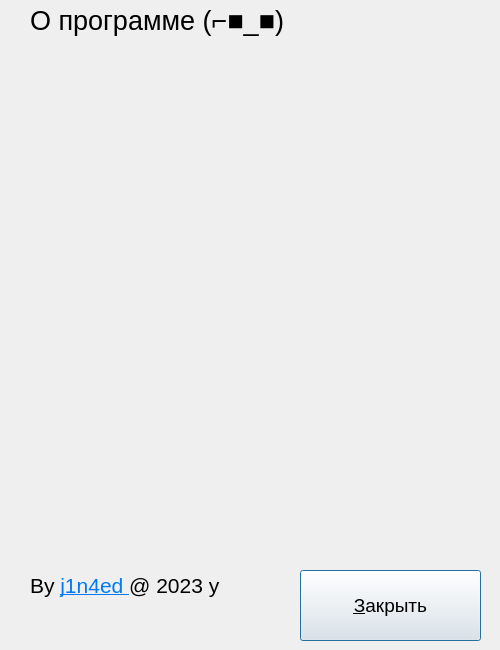
Old version of the form Airport_Inspector/source/about.ui in the repository J1n4ed/CPP07_QT_Course.
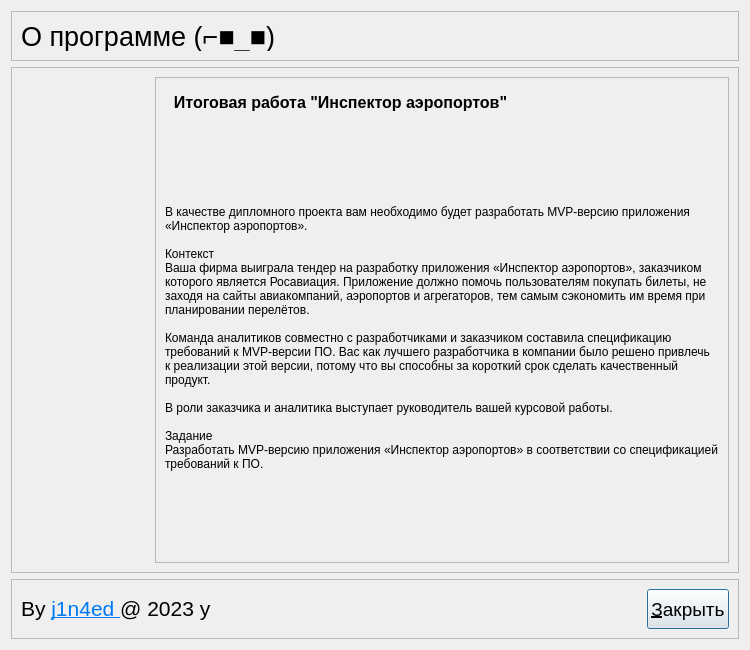
New version of the form.

```diff
--- a/Airport_Inspector/source/about.ui
+++ b/Airport_Inspector/source/about.ui
@@ -6,7 +6,7 @@
    <rect>
     <x>0</x>
     <y>0</y>
-    <width>500</width>
+    <width>750</width>
     <height>650</height>
    </rect>
   </property>
@@ -18,28 +18,37 @@
   </property>
   <property name="minimumSize">
    <size>
-    <width>500</width>
+    <width>750</width>
     <height>650</height>
    </size>
   </property>
   <property name="maximumSize">
    <size>
-    <width>500</width>
+    <width>750</width>
     <height>650</height>
    </size>
   </property>
   <property name="windowTitle">
    <string>О программе</string>
   </property>
-  <widget class="QLabel" name="label_top">
-   <property name="geometry">
-    <rect>
-     <x>30</x>
-     <y>0</y>
-     <width>441</width>
-     <height>41</height>
-    </rect>
-   </property>
+  <layout class="QVBoxLayout" name="verticalLayout">
+   <item>
+    <widget class="QFrame" name="fr_top">
+     <property name="maximumSize">
+      <size>
+       <width>16777215</width>
+       <height>50</height>
+      </size>
+     </property>
+     <property name="frameShape">
+      <enum>QFrame::StyledPanel</enum>
+     </property>
+     <property name="frameShadow">
+      <enum>QFrame::Raised</enum>
+     </property>
+     <layout class="QHBoxLayout" name="horizontalLayout_3">
+      <item>
+       <widget class="QLabel" name="lb_top">
    <property name="font">
     <font>
      <pointsize>20</pointsize>
@@ -49,15 +58,103 @@
     <string>О программе (⌐■_■)</string>
    </property>
   </widget>
-  <widget class="QLabel" name="label_bottom">
-   <property name="geometry">
-    <rect>
-     <x>30</x>
-     <y>570</y>
-     <width>341</width>
-     <height>31</height>
-    </rect>
-   </property>
+      </item>
+     </layout>
+    </widget>
+   </item>
+   <item>
+    <widget class="QFrame" name="fr_mid">
+     <property name="frameShape">
+      <enum>QFrame::StyledPanel</enum>
+     </property>
+     <property name="frameShadow">
+      <enum>QFrame::Raised</enum>
+     </property>
+     <layout class="QHBoxLayout" name="horizontalLayout_2">
+      <item>
+       <widget class="QLabel" name="lable_image">
+        <property name="text">
+         <string/>
+        </property>
+       </widget>
+      </item>
+      <item>
+       <widget class="QFrame" name="fr_description">
+        <property name="frameShape">
+         <enum>QFrame::StyledPanel</enum>
+        </property>
+        <property name="frameShadow">
+         <enum>QFrame::Raised</enum>
+        </property>
+        <layout class="QVBoxLayout" name="verticalLayout_2">
+         <item>
+          <widget class="QLabel" name="lb_title">
+           <property name="minimumSize">
+            <size>
+             <width>400</width>
+             <height>0</height>
+            </size>
+           </property>
+           <property name="maximumSize">
+            <size>
+             <width>16777215</width>
+             <height>30</height>
+            </size>
+           </property>
+           <property name="font">
+            <font>
+             <pointsize>12</pointsize>
+             <bold>true</bold>
+            </font>
+           </property>
+           <property name="text">
+            <string>  Итоговая работа &quot;Инспектор аэропортов&quot;</string>
+           </property>
+          </widget>
+         </item>
+         <item>
+          <widget class="QLabel" name="lb_body">
+           <property name="text">
+            <string>В качестве дипломного проекта вам необходимо будет разработать MVP-версию приложения «Инспектор аэропортов».
+
+Контекст
+Ваша фирма выиграла тендер на разработку приложения «Инспектор аэропортов», заказчиком которого является Росавиация. Приложение должно помочь пользователям покупать билеты, не заходя на сайты авиакомпаний, аэропортов и агрегаторов, тем самым сэкономить им время при планировании перелётов.
+
+Команда аналитиков совместно с разработчиками и заказчиком составила спецификацию требований к MVP-версии ПО. Вас как лучшего разработчика в компании было решено привлечь к реализации этой версии, потому что вы способны за короткий срок сделать качественный продукт.
+
+В роли заказчика и аналитика выступает руководитель вашей курсовой работы.
+
+Задание
+Разработать MVP-версию приложения «Инспектор аэропортов» в соответствии со спецификацией требований к ПО.</string>
+           </property>
+           <property name="wordWrap">
+            <bool>true</bool>
+           </property>
+          </widget>
+         </item>
+        </layout>
+       </widget>
+      </item>
+     </layout>
+    </widget>
+   </item>
+   <item>
+    <widget class="QFrame" name="fr_bottom">
+     <property name="maximumSize">
+      <size>
+       <width>16777215</width>
+       <height>60</height>
+      </size>
+     </property>
+     <property name="frameShape">
+      <enum>QFrame::StyledPanel</enum>
+     </property>
+     <property name="frameShadow">
+      <enum>QFrame::Raised</enum>
+     </property>
+     <layout class="QHBoxLayout" name="horizontalLayout">
+      <item>
+       <widget class="QLabel" name="lb_bottom">
    <property name="font">
     <font>
      <pointsize>16</pointsize>
@@ -70,14 +167,27 @@
     <bool>true</bool>
    </property>
   </widget>
+      </item>
+      <item>
+       <spacer name="horizontalSpacer">
+        <property name="orientation">
+         <enum>Qt::Horizontal</enum>
+        </property>
+        <property name="sizeHint" stdset="0">
+         <size>
+          <width>435</width>
+          <height>20</height>
+         </size>
+        </property>
+       </spacer>
+      </item>
+      <item>
   <widget class="QPushButton" name="pb_close_about">
-   <property name="geometry">
-    <rect>
-     <x>300</x>
-     <y>570</y>
-     <width>181</width>
-     <height>71</height>
-    </rect>
+        <property name="minimumSize">
+         <size>
+          <width>0</width>
+          <height>40</height>
+         </size>
    </property>
    <property name="font">
     <font>
@@ -87,20 +197,15 @@
    <property name="text">
     <string>&amp;Закрыть</string>
    </property>
-  </widget>
-  <widget class="QLabel" name="lable_image">
-   <property name="geometry">
-    <rect>
-     <x>50</x>
-     <y>70</y>
-     <width>401</width>
-     <height>461</height>
-    </rect>
-   </property>
-   <property name="text">
-    <string/>
-   </property>
-  </widget>
+        <property name="flat">
+         <bool>false</bool>
+        </property>
+       </widget>
+      </item>
+     </layout>
+    </widget>
+   </item>
+  </layout>
  </widget>
  <resources/>
  <connections/>
```
Lines whose indentation alone changed are shown as unchanged.
